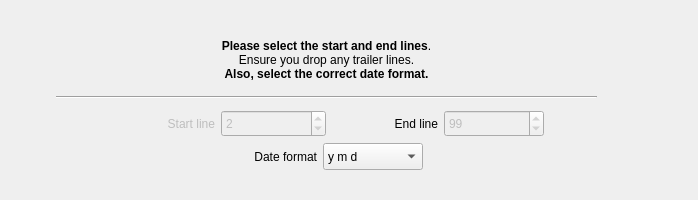
Qt form kmymoney/plugins/csvimport/lines-datewizardpage.ui (KDE/kmymoney) before a commit.
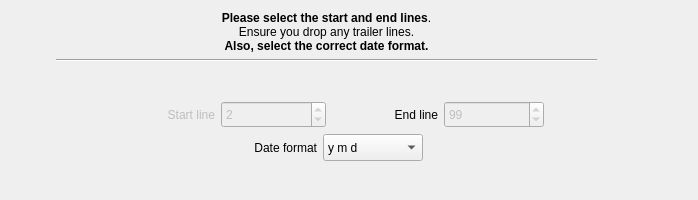
The same form after that commit. Custom widgets are drawn as their Qt base class.

```diff
--- a/kmymoney/plugins/csvimport/lines-datewizardpage.ui
+++ b/kmymoney/plugins/csvimport/lines-datewizardpage.ui
@@ -45,7 +45,7 @@
       </spacer>
      </item>
      <item>
-      <layout class="QVBoxLayout" name="verticalLayout" stretch="40,3,40,40">
+      <layout class="QVBoxLayout" name="verticalLayout" stretch="40,3,0,40,40,0">
        <item>
         <widget class="QLabel" name="label">
          <property name="maximumSize">
@@ -72,6 +72,19 @@
          </property>
         </widget>
        </item>
+       <item>
+        <spacer name="verticalSpacer_2">
+         <property name="orientation">
+          <enum>Qt::Vertical</enum>
+         </property>
+         <property name="sizeHint" stdset="0">
+          <size>
+           <width>20</width>
+           <height>40</height>
+          </size>
+         </property>
+        </spacer>
+       </item>
        <item>
         <layout class="QHBoxLayout" name="horizontalLayout_low" stretch="5,10,10,10,0,5">
          <property name="topMargin">
@@ -268,6 +281,19 @@
          </item>
         </layout>
        </item>
+       <item>
+        <spacer name="verticalSpacer">
+         <property name="orientation">
+          <enum>Qt::Vertical</enum>
+         </property>
+         <property name="sizeHint" stdset="0">
+          <size>
+           <width>20</width>
+           <height>40</height>
+          </size>
+         </property>
+        </spacer>
+       </item>
       </layout>
      </item>
      <item>
```
Left out of the diff: 12 changed lines with no effect on the pictures.
